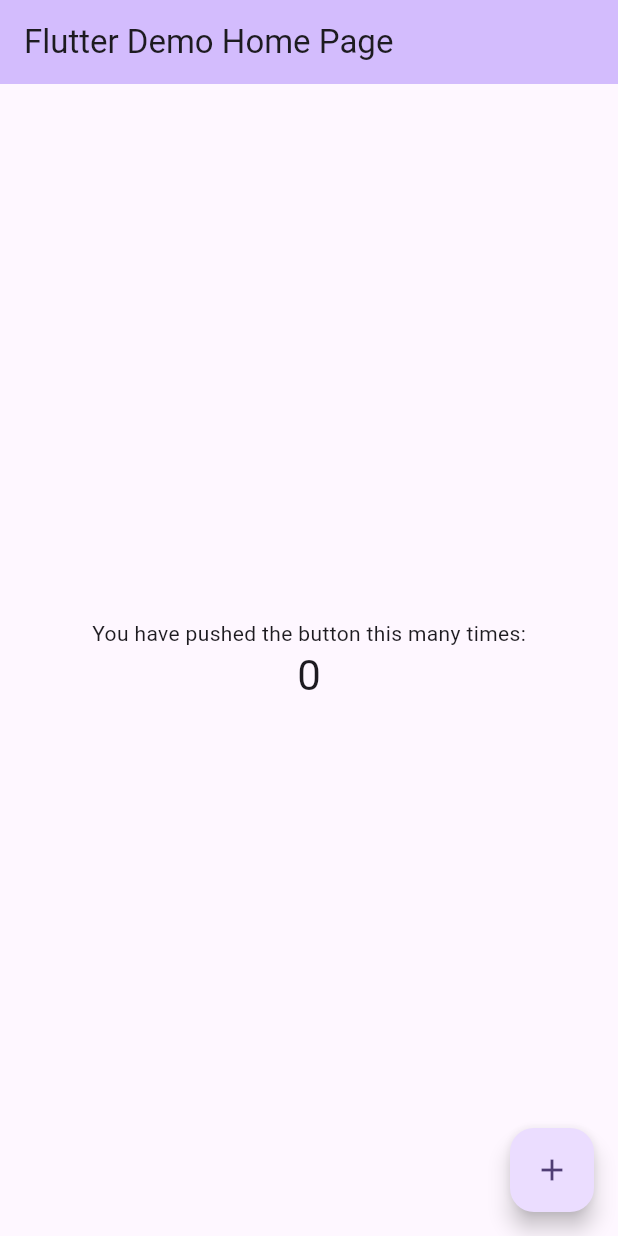
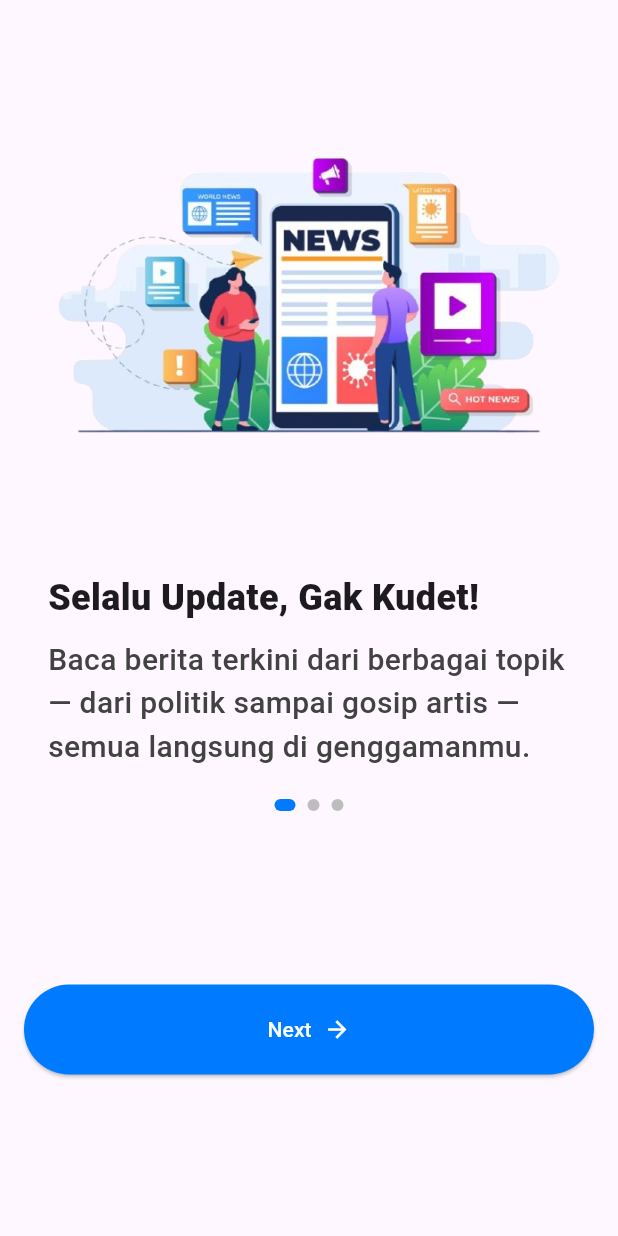
Before and after one commit to Mrizallr/Cenah_NewsApp, a Flutter app: the screen it shows after launch, on a phone screen of 412 x 824 dp. Run offline on Flutter 3.47's test engine with Material 3 defaults, Android fonts, the phone set to English and light mode, and no system bars.

Commit message:
feat: slicing splashscreen & onboardingscreen

```diff
--- a/lib/main.dart
+++ b/lib/main.dart
@@ -1,3 +1,4 @@
+import 'package:cenah_news/pages/splashscreen/splash_screen.dart';
 import 'package:flutter/material.dart';
 
 void main() {
@@ -7,116 +8,12 @@ void main() {
 class MyApp extends StatelessWidget {
   const MyApp({super.key});
 
-  // This widget is the root of your application.
   @override
   Widget build(BuildContext context) {
     return MaterialApp(
-      title: 'Cenah News App',
-      theme: ThemeData(
-        // This is the theme of your application.
-        //
-        // TRY THIS: Try running your application with "flutter run". You'll see
-        // the application has a purple toolbar. Then, without quitting the app,
-        // try changing the seedColor in the colorScheme below to Colors.green
-        // and then invoke "hot reload" (save your changes or press the "hot
-        // reload" button in a Flutter-supported IDE, or press "r" if you used
-        // the command line to start the app).
-        //
-        // Notice that the counter didn't reset back to zero; the application
-        // state is not lost during the reload. To reset the state, use hot
-        // restart instead.
-        //
-        // This works for code too, not just values: Most code changes can be
-        // tested with just a hot reload.
-        colorScheme: ColorScheme.fromSeed(seedColor: Colors.deepPurple),
-      ),
-      home: const MyHomePage(title: 'Flutter Demo Home Page'),
+      title: 'Cenah News',
+      debugShowCheckedModeBanner: false,
+      home: const SplashScreen(),
     );
   }
 }
-
-class MyHomePage extends StatefulWidget {
-  const MyHomePage({super.key, required this.title});
-
-  // This widget is the home page of your application. It is stateful, meaning
-  // that it has a State object (defined below) that contains fields that affect
-  // how it looks.
-
-  // This class is the configuration for the state. It holds the values (in this
-  // case the title) provided by the parent (in this case the App widget) and
-  // used by the build method of the State. Fields in a Widget subclass are
-  // always marked "final".
-
-  final String title;
-
-  @override
-  State<MyHomePage> createState() => _MyHomePageState();
-}
-
-class _MyHomePageState extends State<MyHomePage> {
-  int _counter = 0;
-
-  void _incrementCounter() {
-    setState(() {
-      // This call to setState tells the Flutter framework that something has
-      // changed in this State, which causes it to rerun the build method below
-      // so that the display can reflect the updated values. If we changed
-      // _counter without calling setState(), then the build method would not be
-      // called again, and so nothing would appear to happen.
-      _counter++;
-    });
-  }
-
-  @override
-  Widget build(BuildContext context) {
-    // This method is rerun every time setState is called, for instance as done
-    // by the _incrementCounter method above.
-    //
-    // The Flutter framework has been optimized to make rerunning build methods
-    // fast, so that you can just rebuild anything that needs updating rather
-    // than having to individually change instances of widgets.
-    return Scaffold(
-      appBar: AppBar(
-        // TRY THIS: Try changing the color here to a specific color (to
-        // Colors.amber, perhaps?) and trigger a hot reload to see the AppBar
-        // change color while the other colors stay the same.
-        backgroundColor: Theme.of(context).colorScheme.inversePrimary,
-        // Here we take the value from the MyHomePage object that was created by
-        // the App.build method, and use it to set our appbar title.
-        title: Text(widget.title),
-      ),
-      body: Center(
-        // Center is a layout widget. It takes a single child and positions it
-        // in the middle of the parent.
-        child: Column(
-          // Column is also a layout widget. It takes a list of children and
-          // arranges them vertically. By default, it sizes itself to fit its
-          // children horizontally, and tries to be as tall as its parent.
-          //
-          // Column has various properties to control how it sizes itself and
-          // how it positions its children. Here we use mainAxisAlignment to
-          // center the children vertically; the main axis here is the vertical
-          // axis because Columns are vertical (the cross axis would be
-          // horizontal).
-          //
-          // TRY THIS: Invoke "debug painting" (choose the "Toggle Debug Paint"
-          // action in the IDE, or press "p" in the console), to see the
-          // wireframe for each widget.
-          mainAxisAlignment: MainAxisAlignment.center,
-          children: <Widget>[
-            const Text('You have pushed the button this many times:'),
-            Text(
-              '$_counter',
-              style: Theme.of(context).textTheme.headlineMedium,
-            ),
-          ],
-        ),
-      ),
-      floatingActionButton: FloatingActionButton(
-        onPressed: _incrementCounter,
-        tooltip: 'Increment',
-        child: const Icon(Icons.add),
-      ), // This trailing comma makes auto-formatting nicer for build methods.
-    );
-  }
-}
--- a/lib/pages/onboarding/onboarding_screen.dart
+++ b/lib/pages/onboarding/onboarding_screen.dart
@@ -1,117 +1,161 @@
+import 'package:cenah_news/pages/auth/login_screen.dart';
 import 'package:flutter/material.dart';
 
-import 'package:cenah_news/pages/auth/login_screen.dart';
-
-class IntroductionScreen extends StatefulWidget {
-  const IntroductionScreen({super.key});
+class Introductionscreen extends StatefulWidget {
+  const Introductionscreen({super.key});
 
   @override
-  State<IntroductionScreen> createState() => _IntroductionScreenState();
+  State<Introductionscreen> createState() => _IntroductionscreenState();
 }
 
-class _IntroductionScreenState extends State<IntroductionScreen> {
-  final PageController _pageController = PageController();
+class _IntroductionscreenState extends State<Introductionscreen> {
   int _currentPage = 0;
 
-  @override
-  void dispose() {
-    _pageController.dispose();
-    super.dispose();
+  final List<Map<String, String>> introData = [
+    {
+      "image": "assets/images/slide_1.png",
+      "title": "Selalu Update, Gak Kudet!",
+      "desc":
+          "Baca berita terkini dari berbagai topik — dari politik sampai gosip artis — semua langsung di genggamanmu.",
+    },
+    {
+      "image": "assets/images/slide_2.png",
+      "title": "Berita Valid, Bukan Katanya",
+      "desc":
+          "Kami pilihkan berita dari sumber terpercaya, biar kamu gak salah info dan tetap jadi yang paling tahu.",
+    },
+    {
+      "image": "assets/images/slide_3.png",
+      "title": "Topik Favorit? Langsung Ada!",
+      "desc":
+          "Suka bola? Teknologi? Kuliner? Kamu bisa pilih topik favorit, dan kami kasih berita yang kamu banget.",
+    },
+  ];
+
+  void _nextPage() {
+    if (_currentPage < introData.length - 1) {
+      setState(() => _currentPage++);
+    } else {
+      Navigator.push(
+        context,
+        MaterialPageRoute(builder: (context) => const LoginScreen()),
+      );
+    }
   }
 
-  void _onPageChanged(int index) {
-    setState(() {
-      _currentPage = index;
-    });
+  void _prevPage() {
+    if (_currentPage > 0) {
+      setState(() => _currentPage--);
+    }
   }
 
-  void _skipIntro() {
-    Navigator.of(context).pushReplacement(
-      MaterialPageRoute(builder: (context) => const LoginScreen()), // Navigasi ke Login
+  Widget _buildDotIndicator(int index) {
+    return Container(
+      margin: const EdgeInsets.symmetric(horizontal: 4),
+      width: _currentPage == index ? 14 : 8,
+      height: 8,
+      decoration: BoxDecoration(
+        color:
+            _currentPage == index ? const Color(0xFF007BFF) : Colors.grey[400],
+        borderRadius: BorderRadius.circular(4),
+      ),
     );
-  }
-
-  void _nextPage() {
-    if (_currentPage < 1) { // Karena ada 2 slide (indeks 0 dan 1)
-      _pageController.nextPage(
-        duration: const Duration(milliseconds: 300),
-        curve: Curves.easeIn,
-      );
-    } else {
-      _skipIntro(); // Jika sudah slide terakhir, langsung ke login
-    }
   }
 
   @override
   Widget build(BuildContext context) {
+    final item = introData[_currentPage];
+    final screenHeight = MediaQuery.of(context).size.height;
+
     return Scaffold(
-      body: Stack(
+      body: SafeArea(
+        child: Column(
+          mainAxisAlignment: MainAxisAlignment.spaceBetween,
           children: [
-          PageView(
-            controller: _pageController,
-            onPageChanged: _onPageChanged,
-            children: const [
-              // Slide 1
-              IntroPage(
-                imagePath: 'assets/images/intro1.png', // Pastikan nama file cocok
-                title: 'Everything You Need to Know',
-                description: 'Get all the latest information, from politics, social, culinary and even occult information',
+            Padding(
+              padding: const EdgeInsets.all(32),
+              child: Column(
+                children: [
+                  SizedBox(
+                    height: screenHeight * 0.4,
+                    child: Image.asset(item['image']!, fit: BoxFit.contain),
                   ),
-              // Slide 2 (sesuai UI yang Anda berikan, saya asumsikan ini slide terakhir sebelum Get Started)
-              IntroPage(
-                imagePath: 'assets/images/intro2.png', // Pastikan nama file cocok
-                title: "It's all here",
-                description: 'You can get all the latest gossip and news from various sources, all in one place',
-              ),
-              // Saya tidak menambahkan slide 3 karena Anda ingin hanya 2 slide
-              // Jika nanti ada perubahan dan perlu 3 slide, Anda bisa menambahkannya di sini.
-            ],
-          ),
-          // Dots Indicator
+                  const SizedBox(height: 20),
                   Align(
-            alignment: const Alignment(0, 0.7), // Sesuaikan posisi vertikal dots
-            child: Row(
-              mainAxisAlignment: MainAxisAlignment.center,
-              children: List.generate(
-                2, // Jumlah slide
-                (index) => buildDot(index, _currentPage),
+                    alignment: Alignment.centerLeft,
+                    child: Text(
+                      item['title']!,
+                      style: const TextStyle(
+                        fontSize: 24,
+                        fontWeight: FontWeight.w800,
                       ),
                     ),
                   ),
-          // Buttons (Skip / Next / Get Started)
+                  const SizedBox(height: 10),
                   Align(
-            alignment: Alignment.bottomCenter,
-            child: Padding(
-              padding: const EdgeInsets.only(bottom: 40.0, left: 20.0, right: 20.0),
-              child: Row(
-                mainAxisAlignment: MainAxisAlignment.spaceBetween,
-                children: [
-                  // Skip Button
-                  TextButton(
-                    onPressed: _skipIntro,
+                    alignment: Alignment.centerLeft,
                     child: Text(
-                      'Skip',
+                      item['desc']!,
                       style: TextStyle(
-                        fontSize: 16,
-                        color: Colors.grey[600],
+                        fontSize: 20,
+                        fontWeight: FontWeight.w500,
+                        color: Colors.grey[800],
                       ),
                     ),
                   ),
-                  // Next / Get Started Button
-                  ElevatedButton(
+                  const SizedBox(height: 20),
+                  Row(
+                    mainAxisAlignment: MainAxisAlignment.center,
+                    children: List.generate(
+                      introData.length,
+                      _buildDotIndicator,
+                    ),
+                  ),
+                ],
+              ),
+            ),
+            Padding(
+              padding: const EdgeInsets.symmetric(horizontal: 16),
+              child: Row(
+                children: [
+                  if (_currentPage > 0)
+                    Expanded(
+                      child: ElevatedButton.icon(
+                        onPressed: _prevPage,
+                        icon: const Icon(Icons.arrow_back, color: Colors.white),
+                        style: ElevatedButton.styleFrom(
+                          backgroundColor: const Color(0xFF007BFF),
+                          minimumSize: const Size(double.infinity, 60),
+                        ),
+                        label: const Text(
+                          "Back",
+                          style: TextStyle(color: Colors.white),
+                        ),
+                      ),
+                    ),
+                  if (_currentPage > 0) const SizedBox(width: 10),
+                  Expanded(
+                    child: ElevatedButton(
                       onPressed: _nextPage,
                       style: ElevatedButton.styleFrom(
-                      backgroundColor: Colors.blue, // Warna tombol
-                      foregroundColor: Colors.white, // Warna teks tombol
-                      padding: const EdgeInsets.symmetric(horizontal: 30, vertical: 15),
-                      shape: RoundedRectangleBorder(
-                        borderRadius: BorderRadius.circular(10),
+                        backgroundColor: const Color(0xFF007BFF),
+                        minimumSize: const Size(double.infinity, 60),
                       ),
+                      child: Row(
+                        mainAxisAlignment: MainAxisAlignment.center,
+                        children: [
+                          Text(
+                            _currentPage == introData.length - 1
+                                ? "Get Started"
+                                : "Next",
+                            style: const TextStyle(color: Colors.white),
                           ),
-                    child: Text(
-                      _currentPage == 1 ? 'Get Started' : 'Next',
-                      style: const TextStyle(fontSize: 16),
-                    ),
+                          const SizedBox(width: 8),
+                          Icon(
+                            _currentPage == introData.length - 1
+                                ? Icons.check
+                                : Icons.arrow_forward,
+                            color: Colors.white,
                           ),
                         ],
                       ),
@@ -119,67 +163,11 @@ class _IntroductionScreenState extends State<IntroductionScreen> {
                   ),
                 ],
               ),
-    );
-  }
-
-  Widget buildDot(int index, int currentPage) {
-    return Container(
-      height: 8,
-      width: currentPage == index ? 24 : 8, // Dot yang aktif lebih panjang
-      margin: const EdgeInsets.symmetric(horizontal: 4),
-      decoration: BoxDecoration(
-        borderRadius: BorderRadius.circular(20),
-        color: currentPage == index ? Colors.blue : Colors.grey, // Warna dot aktif/tidak aktif
+            ),
+            const SizedBox(height: 24),
+          ],
+        ),
       ),
     );
   }
 }
-
-// Widget pembantu untuk setiap halaman intro
-class IntroPage extends StatelessWidget {
-  final String imagePath;
-  final String title;
-  final String description;
-
-  const IntroPage({
-    super.key,
-    required this.imagePath,
-    required this.title,
-    required this.description,
-  });
-
-  @override
-  Widget build(BuildContext context) {
-    return Padding(
-      padding: const EdgeInsets.all(40.0),
-      child: Column(
-        mainAxisAlignment: MainAxisAlignment.center,
-        children: [
-          Image.asset(
-            imagePath,
-            height: 250, // Sesuaikan ukuran gambar
-          ),
-          const SizedBox(height: 50),
-          Text(
-            title,
-            textAlign: TextAlign.center,
-            style: const TextStyle(
-              fontSize: 28,
-              fontWeight: FontWeight.bold,
-              color: Colors.black,
-            ),
-          ),
-          const SizedBox(height: 20),
-          Text(
-            description,
-            textAlign: TextAlign.center,
-            style: TextStyle(
-              fontSize: 16,
-              color: Colors.grey[700],
-            ),
-          ),
-        ],
-      ),
-    );
-  }
-}
--- a/pubspec.yaml
+++ b/pubspec.yaml
@@ -58,9 +58,7 @@ flutter:
 
   # To add assets to your application, add an assets section, like this:
   assets:
-    - assets/images/logo.png
-    - assets/images/intro1.png
-    - assets/images/intro2.png
+    - assets/images/
 
   # An image asset can refer to one or more resolution-specific "variants", see
   # https://flutter.dev/to/resolution-aware-images
```
Also changed, not shown: lib/pages/auth/login_screen.dart (+41 -0 lines), lib/pages/splashscreen/splash_screen.dart (+4 -3 lines), assets/images/9514816.jpg (added), assets/images/slide_1.png (added), assets/images/slide_2.png (added), assets/images/slide_3.png (added), pubspec.lock. Lines whose indentation alone changed are shown as unchanged.
